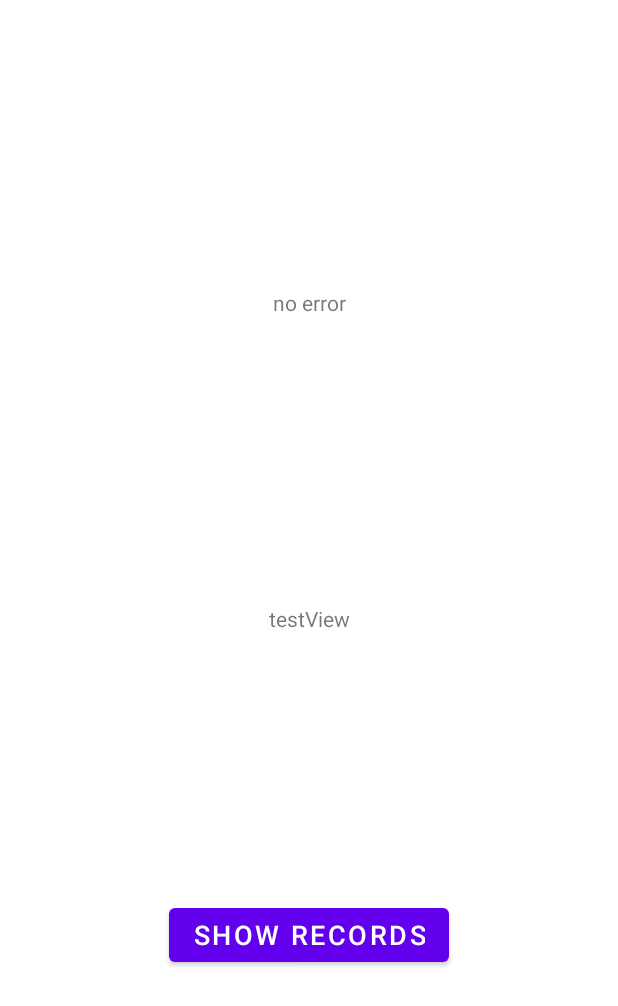
After one commit to chiaraiurato/BuyLap, an Android app: the testActivity screen opened directly, with no data from a screen before it, on a phone screen of 412 x 824 dp. The commit adds this screen. Shown: the top 1006 px of the screen. Run offline under Robolectric (Android 15) with nearby library versions, the light colour scheme and no system bars.

Commit message:
test jdbc

```diff
--- a/app/src/main/java/com/example/buylap/View/UserFragment.java
+++ b/app/src/main/java/com/example/buylap/View/UserFragment.java
@@ -11,6 +11,7 @@ import android.view.ViewGroup;
 import android.widget.Button;
 
 import com.example.buylap.R;
+import com.example.buylap.testActivity;
 
 public class UserFragment extends Fragment {
 
@@ -56,7 +57,7 @@ public class UserFragment extends Fragment {
         signOut.setOnClickListener(new View.OnClickListener() {
             @Override
             public void onClick(View v) {
-                Intent intent = new Intent(getContext(), MainActivity.class);
+                Intent intent = new Intent(getContext(), testActivity.class);
                 startActivity(intent);
             }
         });
--- /dev/null
+++ b/app/src/main/java/com/example/buylap/testActivity.java
@@ -0,0 +1,61 @@
+package com.example.buylap;
+
+import androidx.appcompat.app.AppCompatActivity;
+
+import android.os.AsyncTask;
+import android.os.Bundle;
+import android.view.View;
+import android.widget.Button;
+import android.widget.TextView;
+
+import java.sql.Connection;
+import java.sql.DriverManager;
+import java.sql.ResultSet;
+import java.sql.Statement;
+
+public class testActivity extends AppCompatActivity {
+    TextView testDb, errorText;
+    Button showRecords;
+    @Override
+    protected void onCreate(Bundle savedInstanceState) {
+        super.onCreate(savedInstanceState);
+        setContentView(R.layout.activity_test);
+        testDb=findViewById(R.id.testDb);
+        errorText=findViewById(R.id.testError);
+        showRecords=findViewById(R.id.showRecords);
+        showRecords.setOnClickListener(new View.OnClickListener() {
+            @Override
+            public void onClick(View v) {
+                new Task().execute();
+            }
+        });
+
+    }
+    class Task extends AsyncTask<Void,Void, Void >{
+            String records="", error = "";
+
+        @Override
+        protected Void doInBackground(Void... voids) {
+            try {
+                    Class.forName("com.mysql.jdbc.Driver");
+                Connection connection = DriverManager.getConnection("jdbc:mysql://192.168.1.73:33060/android", "andro", "andro");
+                Statement statement = connection.createStatement();
+                ResultSet resultSet = statement.executeQuery("SELECT * FROM cpu");
+                while(resultSet.next()){
+                    records += resultSet.getString(1) + " " + resultSet.getString(2) + "\n";
+                }
+            }catch (Exception e){
+                e.toString();
+            }
+            return null;
+        }
+
+        @Override
+        protected void onPostExecute(Void unused) {
+            testDb.setText(records);
+            if(error != "")
+                errorText.setText(error);
+            super.onPostExecute(unused);
+        }
+    }
+}
--- /dev/null
+++ b/app/src/main/res/layout/activity_test.xml
@@ -0,0 +1,39 @@
+<?xml version="1.0" encoding="utf-8"?>
+<androidx.constraintlayout.widget.ConstraintLayout xmlns:android="http://schemas.android.com/apk/res/android"
+    xmlns:app="http://schemas.android.com/apk/res-auto"
+    xmlns:tools="http://schemas.android.com/tools"
+    android:layout_width="match_parent"
+    android:layout_height="match_parent"
+    tools:context=".testActivity">
+
+    <TextView
+        android:id="@+id/testDb"
+        android:layout_width="wrap_content"
+        android:layout_height="wrap_content"
+        android:text="testView"
+        app:layout_constraintBottom_toBottomOf="parent"
+        app:layout_constraintEnd_toEndOf="parent"
+        app:layout_constraintStart_toStartOf="parent"
+        app:layout_constraintTop_toTopOf="parent" />
+
+    <Button
+        android:id="@+id/showRecords"
+        android:layout_width="wrap_content"
+        android:layout_height="wrap_content"
+        android:text="Show records"
+        android:textSize="18sp"
+        app:layout_constraintBottom_toBottomOf="parent"
+        app:layout_constraintEnd_toEndOf="parent"
+        app:layout_constraintStart_toStartOf="parent"
+        app:layout_constraintTop_toBottomOf="@+id/testDb" />
+
+    <TextView
+        android:id="@+id/testError"
+        android:layout_width="wrap_content"
+        android:layout_height="wrap_content"
+        android:text="no error"
+        app:layout_constraintBottom_toTopOf="@+id/testDb"
+        app:layout_constraintEnd_toEndOf="parent"
+        app:layout_constraintStart_toStartOf="parent"
+        app:layout_constraintTop_toTopOf="parent" />
+</androidx.constraintlayout.widget.ConstraintLayout>
```
Also changed, not shown: app/src/main/AndroidManifest.xml (+6 -1 lines).
